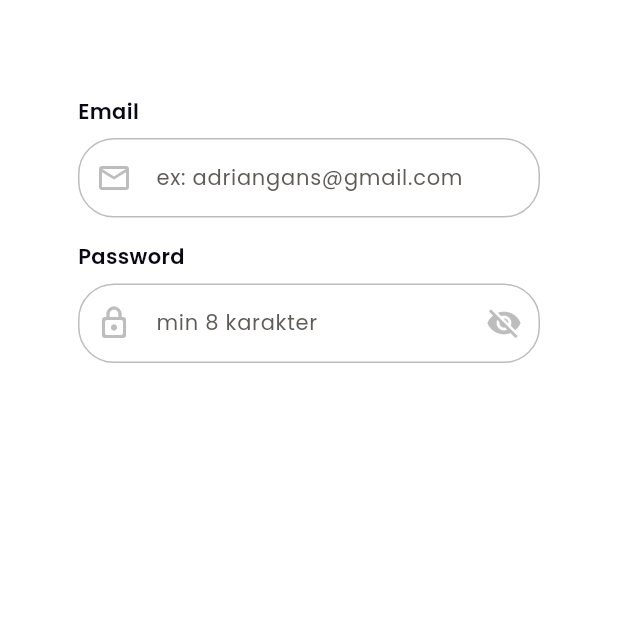
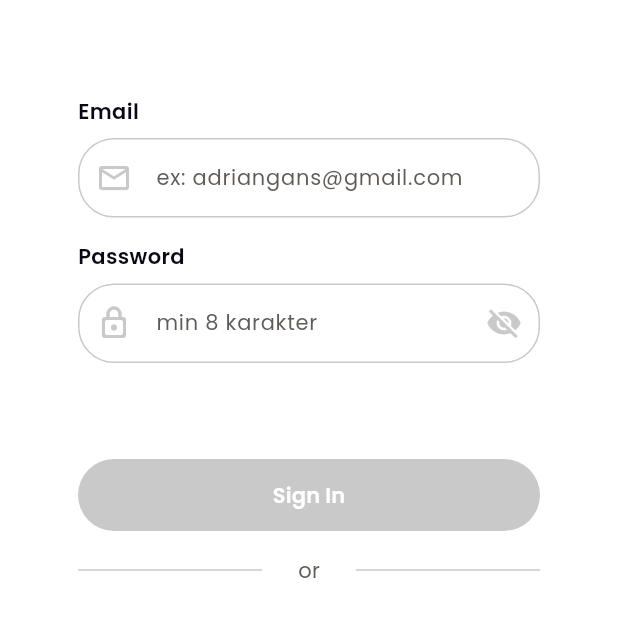
Before and after one commit to AdrianAnis/Project_Banku, a Flutter app: the LoginPage screen opened by its route, on a phone screen of 412 x 824 dp, the part 261-898 px from its top. Run offline on Flutter 3.47's test engine with Material 3 defaults, Android fonts, the phone set to English and light mode, and no system bars; our stand-ins replace get.

```diff
--- a/lib/core/theme/app_colors.dart
+++ b/lib/core/theme/app_colors.dart
@@ -5,4 +5,5 @@ class AppColors {
   static const Color accent = Color(0xFFFBB901);
   static const Color white = Color(0xFFFFFFFF);
   static const Color gray = Color(0xFF605B57);
+  static const Color softGray = Color(0xFFC9C9C9);
 }
--- a/lib/features/auth/login/pages/login_page.dart
+++ b/lib/features/auth/login/pages/login_page.dart
@@ -75,6 +75,53 @@ class LoginPage extends StatelessWidget {
             ),
             SizedBox(height: 8),
             AuthPasswordField(hint: 'min 8 karakter'),
+            SizedBox(height: 64),
+            SizedBox(
+              width: double.infinity,
+              height: 48,
+              child: ElevatedButton(
+                onPressed: null,
+                style: ElevatedButton.styleFrom(
+                  backgroundColor: AppColors.softGray,
+                  disabledBackgroundColor: AppColors.softGray,
+                  elevation: 0,
+                  shape: RoundedRectangleBorder(
+                    borderRadius: BorderRadius.circular(30),
+                  ),
+                ),
+                child: const Text(
+                  'Sign In',
+                  style: TextStyle(
+                    fontFamily: 'Poppins',
+                    fontSize: 14, // ukuran teks
+                    fontWeight: FontWeight.w600,
+                    color: Colors.white,
+                  ),
+                ),
+              ),
+            ),
+            SizedBox(height: 16),
+            Row(
+              children: [
+                Expanded(
+                  child: Divider(color: AppColors.softGray, thickness: 1),
+                ),
+                SizedBox(width: 24),
+                Text(
+                  'or',
+                  style: TextStyle(
+                    color: AppColors.gray,
+                    fontSize: 14,
+                    fontFamily: 'Poppins',
+                    fontWeight: FontWeight.normal,
+                  ),
+                ),
+                SizedBox(width: 24),
+                Expanded(
+                  child: Divider(color: AppColors.softGray, thickness: 1),
+                ),
+              ],
+            ),
           ],
         ),
       ),
--- a/lib/shared/widgets/auth_text_field.dart
+++ b/lib/shared/widgets/auth_text_field.dart
@@ -24,11 +24,11 @@ class AuthTextField extends StatelessWidget {
           color: AppColors.gray,
           fontWeight: FontWeight.w300,
         ),
-        prefixIcon: Icon(icon, color: Colors.grey.shade400),
+        prefixIcon: Icon(icon, color: AppColors.softGray),
         contentPadding: EdgeInsets.symmetric(vertical: 16.0, horizontal: 12.0),
         enabledBorder: OutlineInputBorder(
           borderRadius: BorderRadius.circular(24),
-          borderSide: BorderSide(color: Colors.grey.shade400),
+          borderSide: BorderSide(color: AppColors.softGray),
         ),
         focusedBorder: OutlineInputBorder(
           borderRadius: BorderRadius.circular(24),
@@ -69,14 +69,11 @@ class _AuthPasswordFieldState extends State<AuthPasswordField> {
           color: AppColors.gray,
           fontWeight: FontWeight.w300,
         ),
-        prefixIcon: Icon(
-          Icons.lock_outline_rounded,
-          color: Colors.grey.shade400,
-        ),
+        prefixIcon: Icon(Icons.lock_outline_rounded, color: AppColors.softGray),
         suffixIcon: IconButton(
           icon: Icon(
             _obscureText ? Icons.visibility_off : Icons.visibility,
-            color: Colors.grey.shade400,
+            color: AppColors.softGray,
           ),
           onPressed: () {
             setState(() {
@@ -87,7 +84,7 @@ class _AuthPasswordFieldState extends State<AuthPasswordField> {
         contentPadding: EdgeInsets.symmetric(vertical: 16.0, horizontal: 12.0),
         enabledBorder: OutlineInputBorder(
           borderRadius: BorderRadius.circular(24),
-          borderSide: BorderSide(color: Colors.grey.shade400),
+          borderSide: BorderSide(color: AppColors.softGray),
         ),
         focusedBorder: OutlineInputBorder(
           borderRadius: BorderRadius.circular(24),
```
